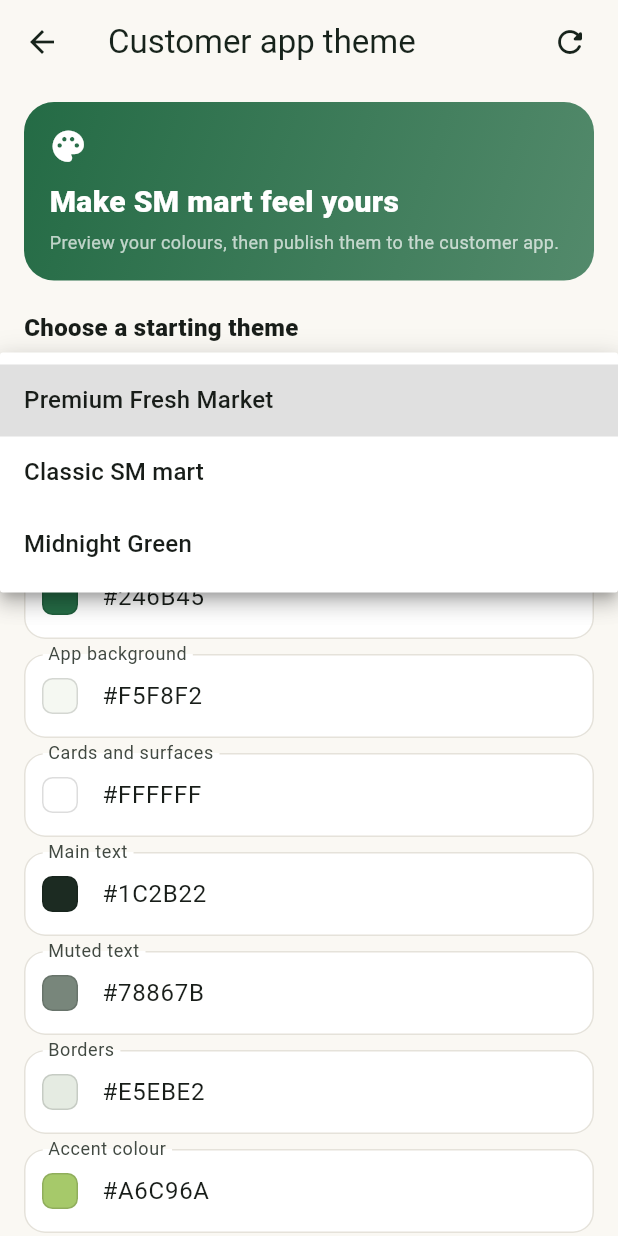
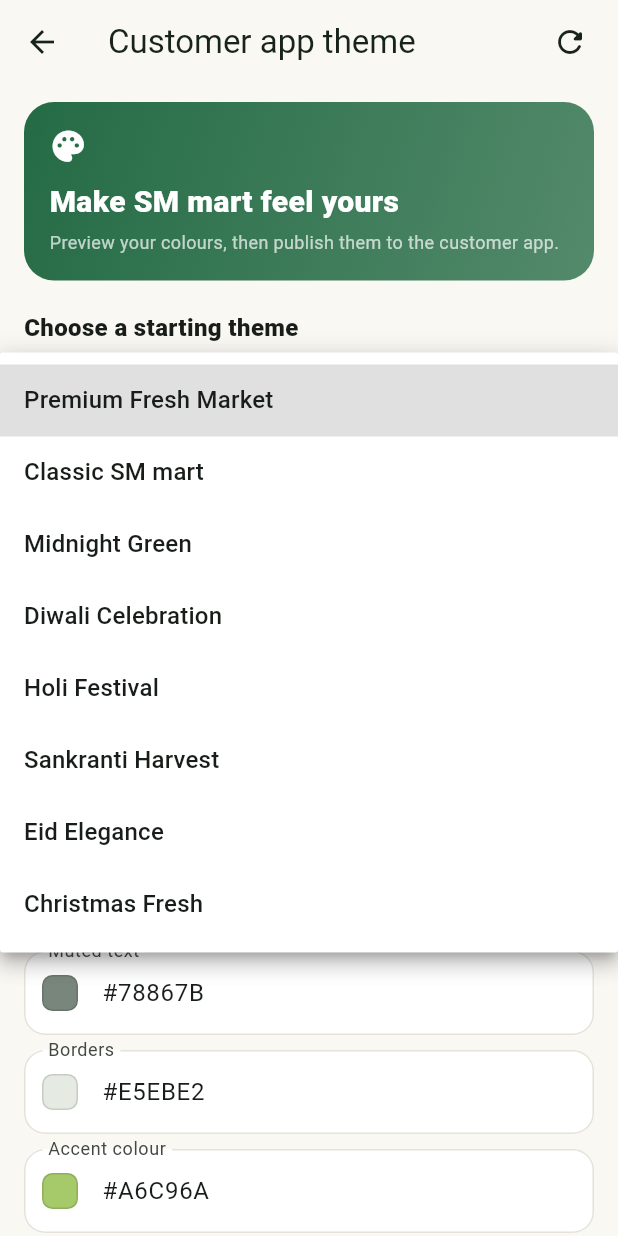
Before and after one commit to syedre/admin-sm-mart, a Flutter app: the ThemeSettingsPage screen opened directly, after a tap on "Premium Fresh Market", on a phone screen of 412 x 824 dp. Run offline on Flutter 3.47's test engine with Material 3 defaults, Android fonts, the phone set to English and light mode, and no system bars; our stand-ins replace firebase_core, firebase_messaging, flutter_dotenv, flutter_local_notifications, image_picker, material_ui and 1 more; accounts and stored records are empty.

Commit message:
Add festival theme presets to customer theme settings

```diff
--- a/lib/screens/theme_settings_page.dart
+++ b/lib/screens/theme_settings_page.dart
@@ -33,6 +33,56 @@ const _presets = <String, Map<String, String>>{
     'muted': '#A9B8AD',
     'border': '#314238',
     'accent': '#C4E58A',
+  },
+  'Diwali Celebration': {
+    'theme_name': 'Diwali Celebration',
+    'primary': '#8B3F18',
+    'background': '#FFF8EC',
+    'surface': '#FFFFFF',
+    'text': '#302015',
+    'muted': '#887466',
+    'border': '#F0DFCA',
+    'accent': '#D9A441',
+  },
+  'Holi Festival': {
+    'theme_name': 'Holi Festival',
+    'primary': '#7A3F78',
+    'background': '#FFF8FB',
+    'surface': '#FFFFFF',
+    'text': '#302333',
+    'muted': '#887B8B',
+    'border': '#EEDFEB',
+    'accent': '#E59A43',
+  },
+  'Sankranti Harvest': {
+    'theme_name': 'Sankranti Harvest',
+    'primary': '#426B35',
+    'background': '#FFF9E9',
+    'surface': '#FFFFFF',
+    'text': '#26301F',
+    'muted': '#7C806B',
+    'border': '#EAE2C9',
+    'accent': '#D9A52B',
+  },
+  'Eid Elegance': {
+    'theme_name': 'Eid Elegance',
+    'primary': '#185B50',
+    'background': '#F4FAF7',
+    'surface': '#FFFFFF',
+    'text': '#1D302B',
+    'muted': '#748780',
+    'border': '#DCEAE4',
+    'accent': '#C6A45B',
+  },
+  'Christmas Fresh': {
+    'theme_name': 'Christmas Fresh',
+    'primary': '#8A2932',
+    'background': '#FFF8F5',
+    'surface': '#FFFFFF',
+    'text': '#302122',
+    'muted': '#887477',
+    'border': '#EFDFDF',
+    'accent': '#3D8053',
   },
 };
 
```
